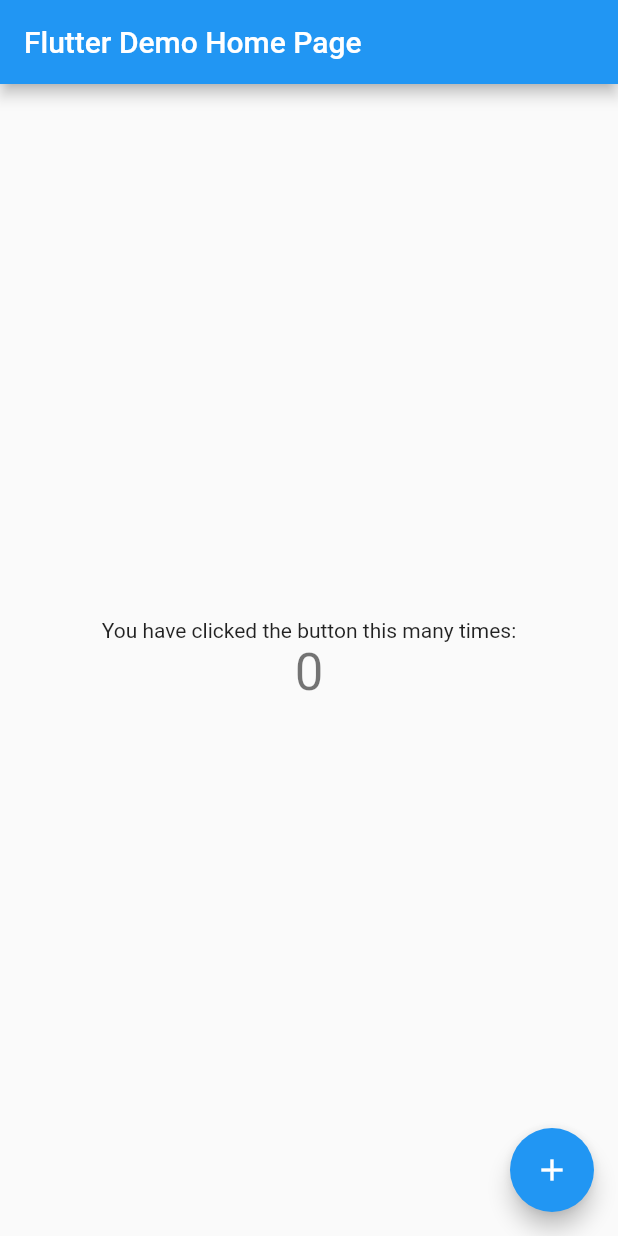
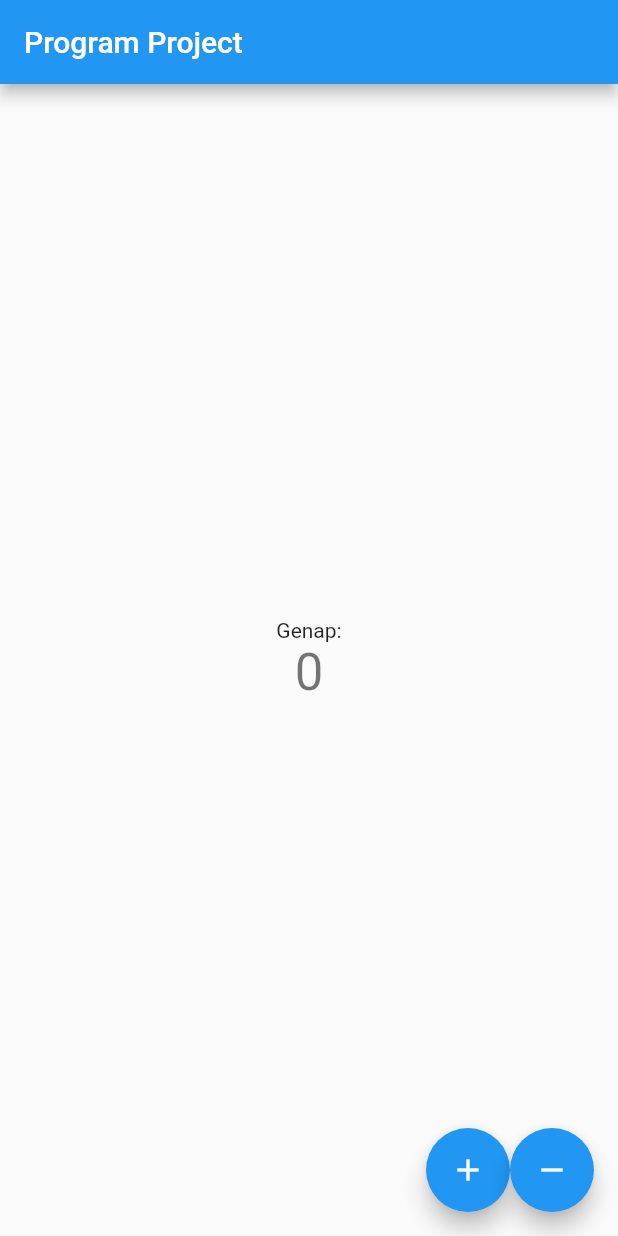
Before and after one commit to Idham21/pbp-flutter-lab, a Flutter app: the screen it shows after launch, on a phone screen of 412 x 824 dp. Run offline on Flutter 3.47's test engine with Material 2 defaults, Android fonts, the phone set to English and light mode, and no system bars.

```diff
--- a/lib/main.dart
+++ b/lib/main.dart
@@ -24,7 +24,7 @@ class MyApp extends StatelessWidget {
         // is not restarted.
         primarySwatch: Colors.blue,
       ),
-      home: const MyHomePage(title: 'Flutter Demo Home Page'),
+      home: const MyHomePage(title: 'Program Project'),
     );
   }
 }
@@ -58,6 +58,19 @@ class _MyHomePageState extends State<MyHomePage> {
       // _counter without calling setState(), then the build method would not be
       // called again, and so nothing would appear to happen.
       _counter++;
+    });
+  }
+
+  void _decrementCounter() {
+    setState(() {
+      // This call to setState tells the Flutter framework that something has
+      // changed in this State, which causes it to rerun the build method below
+      // so that the display can reflect the updated values. If we changed
+      // _counter without calling setState(), then the build method would not be
+      // called again, and so nothing would appear to happen.
+      if (_counter > 0) {
+        _counter--;
+      }
     });
   }
 
@@ -95,8 +108,12 @@ class _MyHomePageState extends State<MyHomePage> {
             // horizontal).
             mainAxisAlignment: MainAxisAlignment.center,
             children: <Widget>[
-            const Text(
-              'You have clicked the button this many times:',
+              (_counter % 2 == 0)
+                  ? const Text(
+                      'Genap:',
+                    )
+                  : const Text(
+                      'Ganjil:',
                     ),
               Text(
                 '$_counter',
@@ -105,11 +122,21 @@ class _MyHomePageState extends State<MyHomePage> {
             ],
           ),
         ),
-      floatingActionButton: FloatingActionButton(
+        floatingActionButton: Row(
+          mainAxisAlignment: MainAxisAlignment.end,
+          children: [
+            FloatingActionButton(
               onPressed: _incrementCounter,
-        tooltip: 'Increment',
+              tooltip: "increment",
               child: const Icon(Icons.add),
-      ), // This trailing comma makes auto-formatting nicer for build methods.
+            ),
+            FloatingActionButton(
+              onPressed: _decrementCounter,
+              tooltip: "decrement",
+              child: const Icon(Icons.remove),
+            ),
+          ],
+        ) // This trailing comma makes auto-formatting nicer for build methods.
         );
   }
 }
```
Also changed, not shown: 1 other file. Lines whose indentation alone changed are shown as unchanged.
